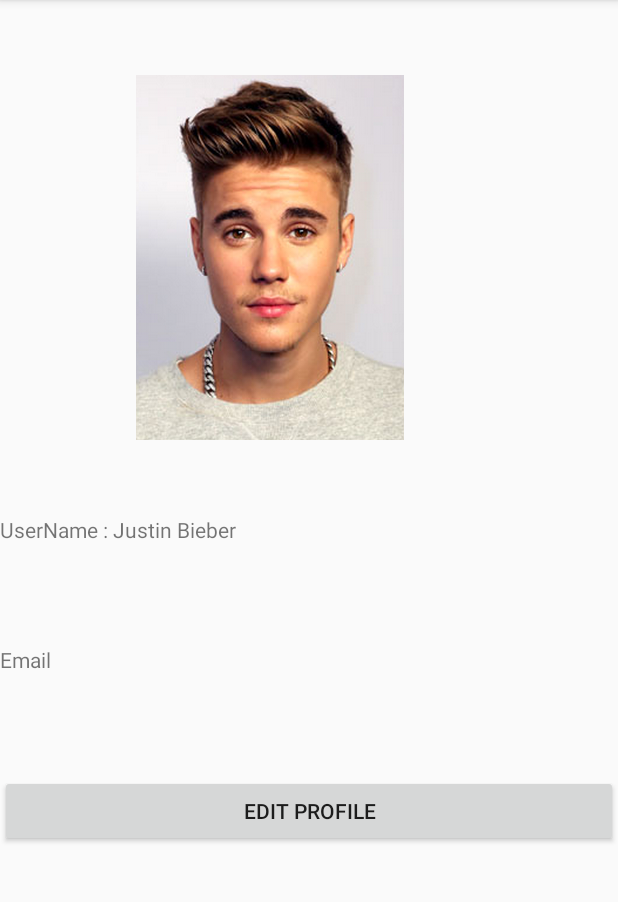
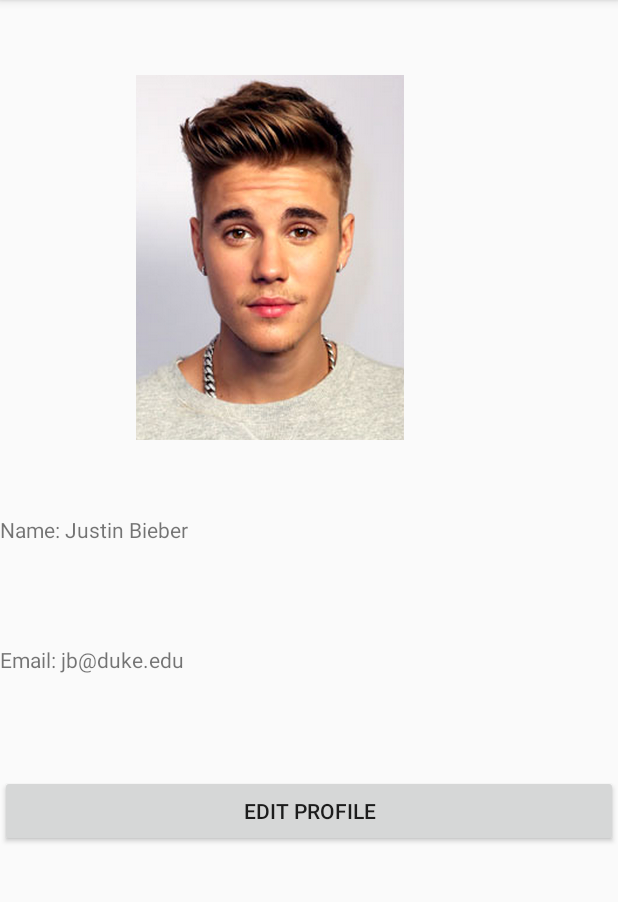
Before and after one commit to sc454/DukeStudy-AndroidApp, an Android app: the MainActivity screen opened directly, with no data from a screen before it, on a phone screen of 412 x 824 dp, the part 84-986 px from its top. Run offline under Robolectric (Android 15) with nearby library versions, the phone set to English and light mode, and no system bars; our stand-ins replace Firebase (no records; nobody signed in at launch, a user with empty details on screens opened directly).

Commit message:
Updated readme and added action bar titles for each page

```diff
--- a/DukeStudy/app/src/main/java/com/ds/DukeStudy/MainActivity.java
+++ b/DukeStudy/app/src/main/java/com/ds/DukeStudy/MainActivity.java
@@ -96,9 +96,11 @@
         int id = item.getItemId();
         Fragment fragment = null;
         Class fragmentClass = null;
+        getSupportActionBar().setTitle(item.getTitle());
         if (id == R.id.nav_profile) {
             fragmentClass = ProfileFragment.class;
-        } else if (id == R.id.nav_groups1) {
+        }
+        else if (id == R.id.nav_groups1) {
             fragmentClass = GroupsFragment.class;
         }
         else if (id == R.id.nav_groups2) {
--- a/DukeStudy/app/src/main/java/com/ds/DukeStudy/ProfileFragment.java
+++ b/DukeStudy/app/src/main/java/com/ds/DukeStudy/ProfileFragment.java
@@ -67,8 +67,10 @@
         Button editProfileButton = (Button) initalProfileView.findViewById(R.id.editProfileButton);
         ImageView editImageButton = (ImageView) initalProfileView.findViewById(R.id.profileImageButton);
         TextView userNameView = (TextView) initalProfileView.findViewById(R.id.userNameView);
-        userNameView.setText("UserName : Justin Bieber");
+        userNameView.setText("Name: Justin Bieber");
         TextView emailView = (TextView) initalProfileView.findViewById(R.id.emailView);
+        emailView.setText("Email: jb@duke.edu");
+
         if (getArguments() != null) {
             Bundle args = this.getArguments();
             param1 = args.getString("UserName");
```
Also changed, not shown: 1 other file.
